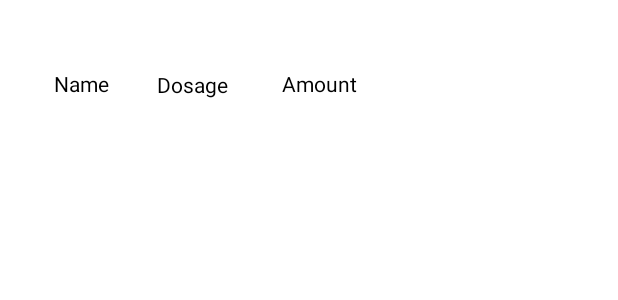
After one commit to Steadfast-Fitness/SteadfastKotlin, an Android app: the layout supplementlist.xml on its own in the app's theme, with its tools: preview values and no code run, on a phone screen of 412 x 824 dp. The commit adds this screen. Shown: the top 300 px of the screen. Run offline under Robolectric (Android 15) with nearby library versions, the phone set to English and light mode, and no system bars; network calls fail.

Commit message:
List for Supplements Now Work

```diff
--- a/app/build.gradle
+++ b/app/build.gradle
@@ -39,6 +39,7 @@ dependencies {
     implementation 'com.github.VishnuSivadasVS:Advanced-HttpURLConnection:1.2'
     implementation 'com.google.android.material:material:1.9.0-alpha01'
     implementation 'com.android.volley:volley:1.2.1'
+    implementation "androidx.recyclerview:recyclerview:1.3.0"
     implementation 'com.google.android.material:material:1.9.0-alpha01'
     implementation 'androidx.core:core-ktx:+'
     implementation 'androidx.swiperefreshlayout:swiperefreshlayout:1.1.0'
--- a/app/src/main/java/com/example/steadfast/LoginMenu.kt
+++ b/app/src/main/java/com/example/steadfast/LoginMenu.kt
@@ -38,6 +38,9 @@ class LoginMenu : AppCompatActivity() {
         val sharedPreferences = getSharedPreferences("loginPrefs", Context.MODE_PRIVATE)
         val email = sharedPreferences.getString("email", "")
         val password = sharedPreferences.getString("password", "")
+        if (email != null) {
+            passEmail = email
+        }
 
         // Set email and password fields if they exist
         if (!email.isNullOrEmpty()) {
--- /dev/null
+++ b/app/src/main/res/layout/supplementlist.xml
@@ -0,0 +1,51 @@
+<?xml version="1.0" encoding="utf-8"?>
+<androidx.constraintlayout.widget.ConstraintLayout xmlns:android="http://schemas.android.com/apk/res/android"
+    xmlns:app="http://schemas.android.com/apk/res-auto"
+    xmlns:tools="http://schemas.android.com/tools"
+    android:layout_width="match_parent"
+    android:layout_height="100dp">
+
+    <TextView
+        android:id="@+id/nameTextView"
+        android:layout_width="wrap_content"
+        android:layout_height="wrap_content"
+        android:layout_marginStart="36dp"
+        android:layout_marginTop="28dp"
+        android:text="Name"
+        android:textColor="@android:color/black"
+        app:layout_constraintBottom_toBottomOf="parent"
+        app:layout_constraintEnd_toStartOf="@+id/dosageTextView"
+        app:layout_constraintHorizontal_bias="0.5"
+        app:layout_constraintStart_toStartOf="parent"
+        app:layout_constraintTop_toTopOf="parent"
+        app:layout_constraintVertical_bias="0.339" />
+
+    <TextView
+        android:id="@+id/dosageTextView"
+        android:layout_width="wrap_content"
+        android:layout_height="wrap_content"
+        android:layout_marginStart="32dp"
+        android:layout_marginTop="12dp"
+        android:text="Dosage"
+        android:textColor="@android:color/black"
+        app:layout_constraintBottom_toBottomOf="parent"
+        app:layout_constraintEnd_toStartOf="@+id/amountTextView"
+        app:layout_constraintHorizontal_bias="0.5"
+        app:layout_constraintStart_toEndOf="@+id/nameTextView"
+        app:layout_constraintTop_toTopOf="parent"
+        app:layout_constraintVertical_bias="0.5" />
+
+    <TextView
+        android:id="@+id/amountTextView"
+        android:layout_width="wrap_content"
+        android:layout_height="wrap_content"
+        android:layout_marginStart="36dp"
+        android:layout_marginTop="4dp"
+        android:text="Amount"
+        android:textColor="@android:color/black"
+        app:layout_constraintBottom_toBottomOf="parent"
+        app:layout_constraintStart_toEndOf="@id/dosageTextView"
+        app:layout_constraintTop_toTopOf="parent"
+        app:layout_constraintVertical_bias="0.545" />
+
+</androidx.constraintlayout.widget.ConstraintLayout>
```
Also changed, not shown: app/src/main/AndroidManifest.xml (+7 -1 lines), app/src/main/java/com/example/steadfast/Supplement.kt (added, +9 -0 lines), app/src/main/java/com/example/steadfast/SupplementAdapter.kt (added, +36 -0 lines), app/src/main/java/com/example/steadfast/SupplementView.kt (+21 -17 lines), app/src/main/res/layout/activity_main.xml (+17 -14 lines), app/src/main/res/layout/activity_supplement_view.xml (+4 -8 lines).
